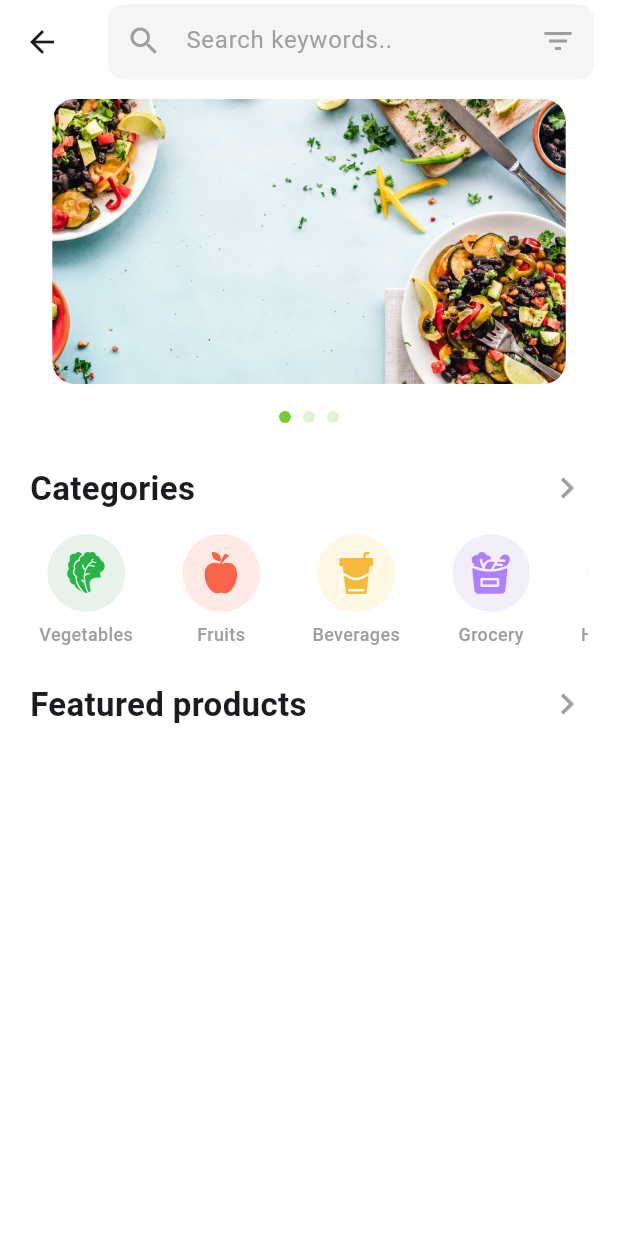
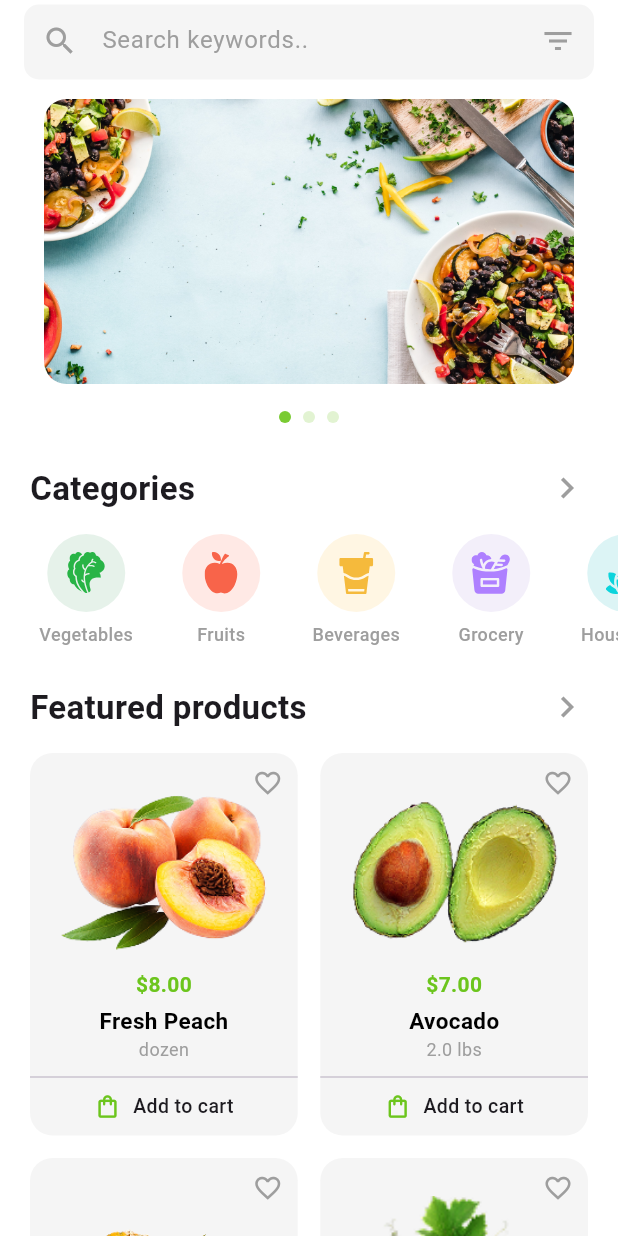
Before and after one commit to VinHa28/big-cart, a Flutter app: the HomeScreen screen opened directly, on a phone screen of 412 x 824 dp. Run offline on Flutter 3.47's test engine with Material 3 defaults, Android fonts, the phone set to English and light mode, and no system bars; drawn by our look-alikes of carousel_slider; our stand-ins replace flutter_svg.

Commit message:
Featured products

```diff
--- a/app/lib/mock/mock_data.dart
+++ b/app/lib/mock/mock_data.dart
@@ -79,3 +79,72 @@ final List<Category> dummyCategories = [
     color: 'D2EFFF',
   ),
 ];
+
+final List<Product> dummyProducts = [
+  Product(
+    id: '1',
+    name: 'Fresh Peach',
+    description: '',
+    price: 8.0,
+    unit: 'dozen',
+    stock: 10,
+    image: 'assets/images/products/peach.png',
+    categoryId: 'cat1',
+    isActive: true,
+  ),
+  Product(
+    id: '2',
+    name: 'Avocado',
+    description: '',
+    price: 7.0,
+    unit: '2.0 lbs',
+    stock: 5,
+    image: 'assets/images/products/avacoda.png',
+    categoryId: 'cat1',
+    isActive: true,
+  ),
+  Product(
+    id: '3',
+    name: 'Pineapple',
+    description: '',
+    price: 7.0,
+    unit: '2.0 lbs',
+    stock: 5,
+    image: 'assets/images/products/pineapple.png',
+    categoryId: 'cat1',
+    isActive: true,
+  ),
+  Product(
+    id: '4',
+    name: 'Black Grapes',
+    description: '',
+    price: 7.0,
+    unit: '2.0 lbs',
+    stock: 5,
+    image: 'assets/images/products/grapes.png',
+    categoryId: 'cat1',
+    isActive: true,
+  ),
+  Product(
+    id: '5',
+    name: 'Pomegranate',
+    description: '',
+    price: 7.0,
+    unit: '2.0 lbs',
+    stock: 5,
+    image: 'assets/images/products/pomegranate.png',
+    categoryId: 'cat1',
+    isActive: true,
+  ),
+  Product(
+    id: '2',
+    name: 'Fresh B roccoli',
+    description: '',
+    price: 7.0,
+    unit: '2.0 lbs',
+    stock: 5,
+    image: 'assets/images/products/broccoli.png',
+    categoryId: 'cat1',
+    isActive: true,
+  ),
+];
--- a/app/lib/screens/home_screen.dart
+++ b/app/lib/screens/home_screen.dart
@@ -1,6 +1,7 @@
 import 'package:app/constants/app_assets.dart';
 import 'package:app/mock/mock_data.dart';
 import 'package:app/widgets/category_card.dart';
+import 'package:app/widgets/product_card.dart';
 import 'package:carousel_slider/carousel_slider.dart';
 import 'package:flutter/material.dart';
 import '../constants/app_colors.dart';
@@ -20,29 +21,30 @@ class _HomeScreenState extends State<HomeScreen> {
     AppAssets.banner2,
     AppAssets.banner3,
   ];
+
   @override
   Widget build(BuildContext context) {
     return Scaffold(
       backgroundColor: AppColors.scaffoldBackground,
-      // Sử dụng CustomScrollView để thanh Search Bar có thể cuộn lên
+      // Sử dụng SafeArea để tránh tai thỏ, phần khuyết
       body: SafeArea(
         child: CustomScrollView(
+          // Danh sách các slivers (mảnh ghép cuộn)
           slivers: [
+            // 1. App Bar cuộn (chứa Search Bar)
             SliverAppBar(
               backgroundColor: AppColors.scaffoldBackground,
               elevation: 0,
-              floating: true,
-              pinned: false,
+              floating: true, // App bar xuất hiện ngay khi cuộn xuống
+              pinned: false, // App bar không cố định khi cuộn lên hết
               title: _buildSearchBar(),
+              automaticallyImplyLeading: false, // Ẩn nút back mặc định nếu có
             ),
 
-            // Phần nội dung chính
+            // 2. Banner và Tiêu đề Categories
             SliverToBoxAdapter(
               child: Padding(
-                padding: const EdgeInsets.symmetric(
-                  horizontal: 20,
-                  vertical: 10,
-                ),
+                padding: const EdgeInsets.fromLTRB(20, 10, 20, 0),
                 child: Column(
                   crossAxisAlignment: CrossAxisAlignment.start,
                   children: [
@@ -51,32 +53,56 @@ class _HomeScreenState extends State<HomeScreen> {
                     // Tiêu đề Categories
                     _buildSectionHeader('Categories'),
                     const SizedBox(height: 15),
-                    // Category List
-                    SizedBox(
-                      height: 78,
-                      child: ListView.builder(
-                        scrollDirection: Axis.horizontal,
-                        itemCount: dummyCategories.length,
-                        itemBuilder: (context, index) {
-                          return CategoryCard(
-                            category: dummyCategories[index],
-                            onTap: () {
-                              print("Selected: ${dummyCategories[index].name}");
+                  ],
+                ),
+              ),
+            ),
+
+            // 3. Danh sách Categories (SliverToBoxAdapter vì là ListView nằm ngang)
+            SliverToBoxAdapter(
+              child: Padding(
+                padding: const EdgeInsets.only(left: 20), // Chỉ padding trái
+                child: _buildCategoryList(),
+              ),
+            ),
+
+            // 4. Tiêu đề Featured Products
+            SliverToBoxAdapter(
+              child: Padding(
+                padding: const EdgeInsets.fromLTRB(20, 20, 20, 15),
+                child: _buildSectionHeader('Featured products'),
+              ),
+            ),
+
+            // 5. Grid Sản phẩm nổi bật (Sử dụng SliverPadding & SliverGrid)
+            // Đây là phần cốt lõi sửa lỗi và tối ưu hiệu năng
+            SliverPadding(
+              padding: const EdgeInsets.symmetric(horizontal: 20),
+              sliver: SliverGrid(
+                gridDelegate: const SliverGridDelegateWithFixedCrossAxisCount(
+                  crossAxisCount: 2, // 2 cột
+                  mainAxisSpacing: 15, // Khoảng cách dòng
+                  crossAxisSpacing: 15, // Khoảng cách cột
+                  childAspectRatio: 0.7, // Tỷ lệ chiều rộng/chiều cao card
+                ),
+                delegate: SliverChildBuilderDelegate(
+                  (context, index) {
+                    return ProductCard(
+                      product: dummyProducts[index],
+                      onAdd: () {
+                        // Logic thêm vào giỏ hàng
+                        print("Đã thêm ${dummyProducts[index].name} vào giỏ");
                       },
                     );
                   },
+                  childCount: dummyProducts.length, // Số lượng sản phẩm
                 ),
               ),
-                    const SizedBox(height: 20),
+            ),
 
-                    // Tiêu đề Featured Products
-                    _buildSectionHeader('Featured products'),
-                    const SizedBox(height: 15),
-                    // ... (Phần Product Grid sẽ được thêm vào đây sau)
-                    const SizedBox(height: 20),
-                  ],
-                ),
-              ),
+            // 6. Khoảng trống cuối trang (để không bị che bởi BottomNav)
+            const SliverToBoxAdapter(
+              child: SizedBox(height: 30),
             ),
           ],
         ),
@@ -84,12 +110,14 @@ class _HomeScreenState extends State<HomeScreen> {
     );
   }
 
+  // ====================== CÁC HÀM XÂY DỰNG WIDGET (HELPER FUNCTIONS) ======================
+
   // Widget xây dựng Search Bar
   Widget _buildSearchBar() {
     return Container(
       height: 50,
       decoration: BoxDecoration(
-        color: Colors.grey.withValues(alpha: 0.1),
+        color: Colors.grey.withOpacity(0.1),
         borderRadius: BorderRadius.circular(10),
       ),
       child: TextField(
@@ -123,57 +151,61 @@ class _HomeScreenState extends State<HomeScreen> {
     );
   }
 
+  // Widget Banner Slider
   Widget _buildBannerSlider() {
     return Column(
       children: [
         CarouselSlider(
           options: CarouselOptions(
-            height: 190.0, // Chiều cao của banner
-            autoPlay: true, // Tự động chuyển banner
-            enlargeCenterPage: true, // Hiệu ứng phóng to banner ở giữa
-            aspectRatio: 16 / 9, // Tỷ lệ khung hình
-            viewportFraction:
-                0.92, // Độ rộng của mỗi banner so với màn hình (để lộ lề)
+            height: 190.0,
+            autoPlay: true,
+            enlargeCenterPage: true,
+            aspectRatio: 16 / 9,
+            viewportFraction: 0.95, // Tăng lên một chút cho đẹp
             onPageChanged: (index, reason) {
-              // Cập nhật State khi banner thay đổi để vẽ lại dots indicator
               setState(() {
                 _currentBannerIndex = index;
               });
             },
           ),
-          // Duyệt qua danh sách ảnh để tạo ra các widget ảnh
-          items: imgList
-              .map(
-                (item) => Container(
+          items: imgList.map((item) {
+            return Container(
               margin: const EdgeInsets.symmetric(horizontal: 0),
               child: ClipRRect(
-                    borderRadius: BorderRadius.circular(15.0), // Bo góc ảnh
-                    child: Image.asset(item, fit: BoxFit.cover, width: 1000),
+                borderRadius: BorderRadius.circular(15.0),
+                child: Image.asset(
+                  item,
+                  fit: BoxFit.cover,
+                  width: double.infinity,
+                  // Thêm loading hoặc error builder nếu cần
                 ),
               ),
-              )
-              .toList(),
+            );
+          }).toList(),
         ),
         const SizedBox(height: 10),
-        // Dấu chấm tròn chỉ số trang (Dots Indicator)
+        // Dots Indicator
         _buildDotsIndicator(),
       ],
     );
   }
 
+  // Widget Dots Indicator cho Banner
   Widget _buildDotsIndicator() {
     return Row(
       mainAxisAlignment: MainAxisAlignment.center,
       children: imgList.asMap().entries.map((entry) {
         return GestureDetector(
-          onTap: () => _currentBannerIndex = entry.key,
+          onTap: () {
+            // Không nên setState ở đây vì CarouselSlider không tự chuyển
+            // Nếu muốn tap để chuyển banner, cần dùng CarouselController
+          },
           child: Container(
             width: 8.0,
             height: 8.0,
             margin: const EdgeInsets.symmetric(vertical: 8.0, horizontal: 4.0),
             decoration: BoxDecoration(
               shape: BoxShape.circle,
-              // Màu xanh lá nếu đang chọn, màu xám nếu không chọn
               color: AppColors.primary.withOpacity(
                 _currentBannerIndex == entry.key ? 0.9 : 0.2,
               ),
@@ -183,4 +215,29 @@ class _HomeScreenState extends State<HomeScreen> {
       }).toList(),
     );
   }
+
+  // Widget Category List (ListView nằm ngang)
+  Widget _buildCategoryList() {
+    return SizedBox(
+      height: 80, // Tăng nhẹ chiều cao
+      child: ListView.builder(
+        scrollDirection: Axis.horizontal,
+        itemCount: dummyCategories.length,
+        itemBuilder: (context, index) {
+          // Thêm padding phải cho từng card trừ card cuối
+          return Padding(
+            padding: EdgeInsets.only(
+              right: index == dummyCategories.length - 1 ? 20.0 : 0.0,
+            ),
+            child: CategoryCard(
+              category: dummyCategories[index],
+              onTap: () {
+                print("Selected: ${dummyCategories[index].name}");
+              },
+            ),
+          );
+        },
+      ),
+    );
   }
+}
--- /dev/null
+++ b/app/lib/widgets/product_card.dart
@@ -0,0 +1,107 @@
+import 'package:app/models/product.dart';
+import 'package:flutter/material.dart';
+import '../constants/app_colors.dart';
+
+class ProductCard extends StatelessWidget {
+  final Product product;
+  final VoidCallback onAdd;
+
+  const ProductCard({super.key, required this.product, required this.onAdd});
+
+  @override
+  Widget build(BuildContext context) {
+    return Container(
+      decoration: BoxDecoration(
+        color: const Color(0xFFF5F5F5), // Màu nền xám nhạt như hình
+        borderRadius: BorderRadius.circular(15),
+      ),
+      child: Stack(
+        children: [
+          // Nút yêu thích (Tim)
+          Positioned(
+            top: 10,
+            right: 10,
+            child: Icon(Icons.favorite_border, color: Colors.grey, size: 20),
+          ),
+
+          Column(
+            children: [
+              const SizedBox(height: 15),
+              // Ảnh sản phẩm
+              Expanded(
+                child: Padding(
+                  padding: const EdgeInsets.all(10.0),
+                  child: product.image.startsWith('http')
+                      ? Image.network(product.image, fit: BoxFit.contain)
+                      : Image.asset(product.image, fit: BoxFit.contain),
+                ),
+              ),
+
+              Padding(
+                padding: const EdgeInsets.symmetric(horizontal: 10),
+                child: Column(
+                  children: [
+                    // Giá sản phẩm
+                    Text(
+                      '\$${product.price.toStringAsFixed(2)}',
+                      style: const TextStyle(
+                        color: AppColors.primary,
+                        fontWeight: FontWeight.bold,
+                        fontSize: 14,
+                      ),
+                    ),
+                    const SizedBox(height: 4),
+                    // Tên sản phẩm
+                    Text(
+                      product.name,
+                      style: const TextStyle(
+                        fontWeight: FontWeight.bold,
+                        fontSize: 15,
+                        color: Colors.black,
+                      ),
+                      maxLines: 1,
+                      overflow: TextOverflow.ellipsis,
+                    ),
+                    // Đơn vị (Unit)
+                    Text(
+                      product.unit,
+                      style: const TextStyle(color: Colors.grey, fontSize: 12),
+                    ),
+                  ],
+                ),
+              ),
+
+              const Divider(height: 20),
+
+              // Nút Add to Cart
+              InkWell(
+                onTap: onAdd,
+                child: Padding(
+                  padding: const EdgeInsets.only(bottom: 10),
+                  child: Row(
+                    mainAxisAlignment: MainAxisAlignment.center,
+                    children: [
+                      const Icon(
+                        Icons.shopping_bag_outlined,
+                        color: AppColors.primary,
+                        size: 18,
+                      ),
+                      const SizedBox(width: 8),
+                      const Text(
+                        "Add to cart",
+                        style: TextStyle(
+                          fontSize: 13,
+                          fontWeight: FontWeight.w500,
+                        ),
+                      ),
+                    ],
+                  ),
+                ),
+              ),
+            ],
+          ),
+        ],
+      ),
+    );
+  }
+}
--- a/app/pubspec.yaml
+++ b/app/pubspec.yaml
@@ -60,6 +60,7 @@ flutter:
   assets:
     - assets/images/
     - assets/images/category/
+    - assets/images/products/
 
   # To add assets to your application, add an assets section, like this:
   # assets:
```
Also changed, not shown: app/assets/images/products/avacoda.png (added), app/assets/images/products/broccoli.png (added), app/assets/images/products/grapes.png (added), app/assets/images/products/peach.png (added), app/assets/images/products/pineapple.png (added), app/assets/images/products/pomegranate.png (added). Lines whose indentation alone changed are shown as unchanged.
